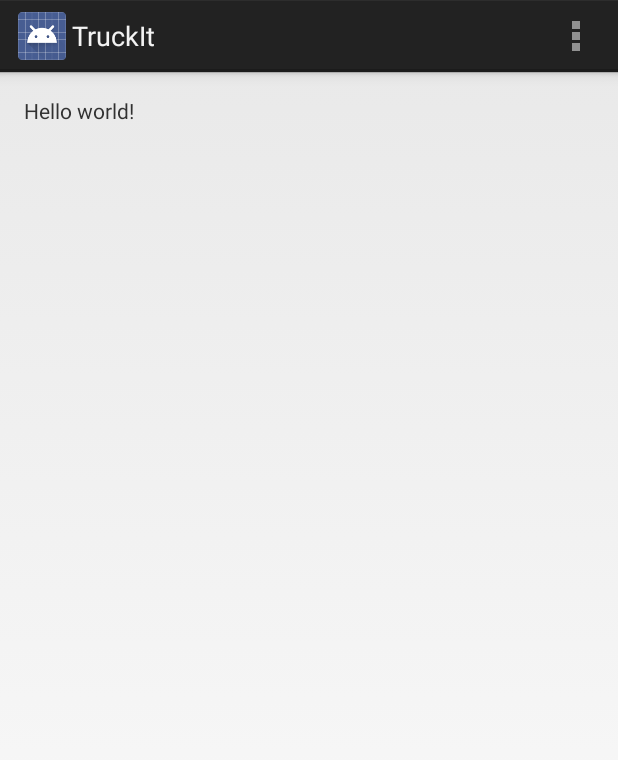
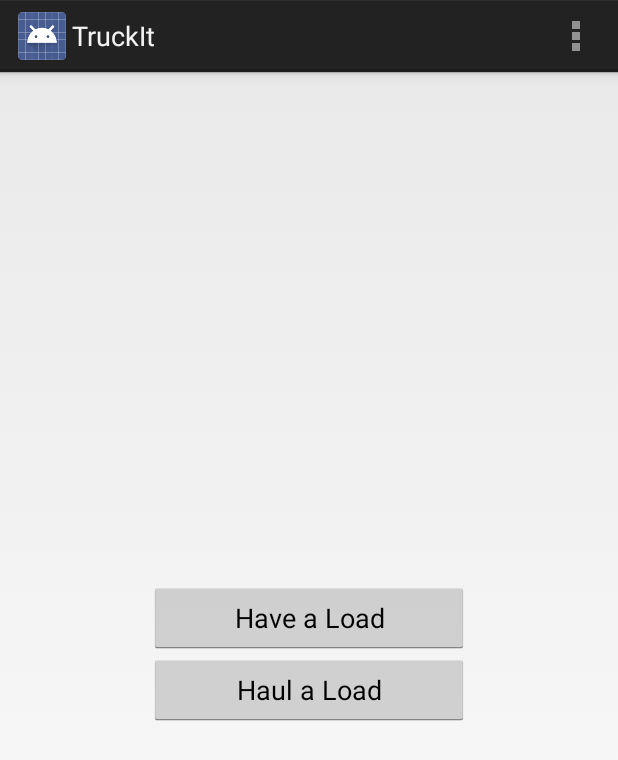
Before and after one commit to hackathon-3d/tyrannodroidus-rex-repo, an Android app: the screen it shows after launch (ModeSelectActivity), on a phone screen of 412 x 824 dp. Shown: the top 760 px of the screen. Run offline under Robolectric (Android 15) with nearby library versions, the phone set to English and light mode, and no system bars.

Commit message:
adding updated main page

```diff
--- a/android/TruckIt/TruckIt/src/main/res/layout/mode_select.xml
+++ b/android/TruckIt/TruckIt/src/main/res/layout/mode_select.xml
@@ -1,16 +1,16 @@
+<?xml version="1.0" encoding="utf-8"?>
+
 <RelativeLayout xmlns:android="http://schemas.android.com/apk/res/android"
-    xmlns:tools="http://schemas.android.com/tools"
-    android:layout_width="match_parent"
-    android:layout_height="match_parent"
-    android:paddingLeft="@dimen/activity_horizontal_margin"
-    android:paddingRight="@dimen/activity_horizontal_margin"
-    android:paddingTop="@dimen/activity_vertical_margin"
-    android:paddingBottom="@dimen/activity_vertical_margin"
-    tools:context=".ModeSelectActivity">
-
-    <TextView
-        android:layout_width="wrap_content"
-        android:layout_height="wrap_content"
-        android:text="@string/hello_world" />
-
+                android:layout_width="fill_parent"
+                android:layout_height="fill_parent"
+                android:gravity="center">
+    <Button android:id="@+id/aclient_button"
+            android:layout_width="96pt"
+            android:layout_height="wrap_content"
+            android:text="Have a Load"/>
+    <Button android:id="@+id/provider_button"
+            android:layout_below="@id/aclient_button"
+            android:layout_width="96pt"
+            android:layout_height="wrap_content"
+            android:text="Haul a Load"/>
 </RelativeLayout>
```
